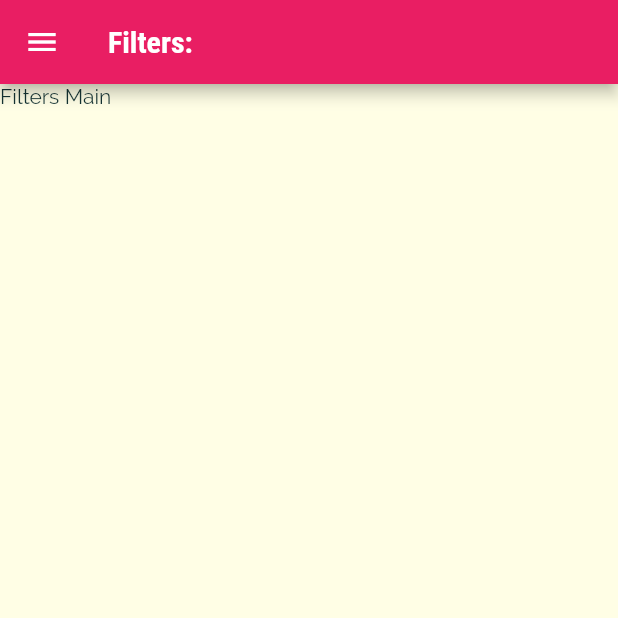
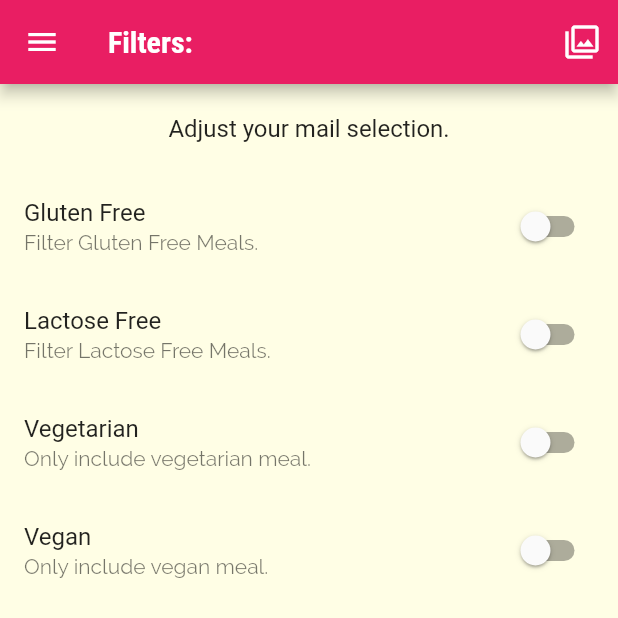
Before and after one commit to denbarkin/flutter-meal-app, a Flutter app: the FiltersScreen screen opened by its route, on a phone screen of 412 x 824 dp, the top half of it. Run offline on Flutter 3.47's test engine with Material 2 defaults, Android fonts, the phone set to English and light mode, and no system bars.

Commit message:
Filters completed...

```diff
--- a/lib/main.dart
+++ b/lib/main.dart
@@ -1,15 +1,44 @@
 import 'package:flutter/material.dart';
+import 'package:mealapp/dummy_data.dart';
 import 'package:mealapp/screens/category_meals_screen.dart';
 import 'package:mealapp/screens/filters_screen.dart';
 import 'package:mealapp/screens/meal_detail_screen.dart';
 import 'package:mealapp/screens/tabs_screen.dart';
-
-import 'screens/categories_screen.dart';
+import './models/meal.dart';
 
 void main() => runApp(const MyApp());
 
-class MyApp extends StatelessWidget {
+class MyApp extends StatefulWidget {
   const MyApp({super.key});
+
+  @override
+  State<MyApp> createState() => _MyAppState();
+}
+
+class _MyAppState extends State<MyApp> {
+  Map<String, bool> _filters = {
+    "gluten": false,
+    "lactose": false,
+    "vegan": false,
+    "vegetarian": false,
+  };
+
+  late List<Meal> _availableMeals = DUMMY_MEALS;
+
+  void _setFilters(Map<String, bool> filterData) {
+    setState(() {
+      _filters = filterData;
+
+      _availableMeals = DUMMY_MEALS.where((meal) {
+        if (_filters['gluten'] == true && !meal.isGlutenFree) return false;
+        if (_filters['lactose'] == true && !meal.isLactoseFree) return false;
+        if (_filters['vegetarian'] == true && !meal.isVegetarian) return false;
+        if (_filters['vegan'] == true && !meal.isVegan) return false;
+
+        return false;
+      }).toList();
+    });
+  }
 
   @override
   Widget build(BuildContext context) {
@@ -35,16 +64,21 @@ class MyApp extends StatelessWidget {
       ),
       //home: const CategoriesScreen(),
       routes: <String, WidgetBuilder>{
-        '/': (context) => const TabsScreen(), // Same as HomeScreen
-        CategoryMealScreen.routeName: (ctx) => const CategoryMealScreen(),
+        '/': (ctx) => const TabsScreen(), // Same as HomeScreen
+        CategoryMealScreen.routeName: (ctx) =>
+            CategoryMealScreen(availableMeals: _availableMeals),
         MealDetailScreen.routeName: (ctx) => const MealDetailScreen(),
-        FiltersScreen.routeName: (context) => const FiltersScreen()
+        FiltersScreen.routeName: (ctx) => FiltersScreen(
+              filters: _filters,
+              saveHandler: _setFilters,
+            )
       },
-      onUnknownRoute: (settings) {
-        MaterialPageRoute(
-          builder: (context) => const CategoryMealScreen(),
-        );
-      },
+      // onUnknownRoute: (settings) {
+      //   MaterialPageRoute(
+      //     builder: (context) => const CategoryMealScreen(),
+      //   );
+      //   return null;
+      // },
     );
   }
 }
--- a/lib/screens/filters_screen.dart
+++ b/lib/screens/filters_screen.dart
@@ -1,19 +1,108 @@
 import 'package:flutter/material.dart';
 import 'package:mealapp/widgets/main_drawer.dart';
 
-class FiltersScreen extends StatelessWidget {
+class FiltersScreen extends StatefulWidget {
   static const routeName = "/filters";
+  final Function saveHandler;
+  final Map<String, bool> filters;
+  const FiltersScreen(
+      {super.key, required this.filters, required this.saveHandler});
 
-  const FiltersScreen({super.key});
+  @override
+  State<FiltersScreen> createState() => _FiltersScreenState();
+}
+
+class _FiltersScreenState extends State<FiltersScreen> {
+  bool _glutenFree = false;
+  bool _vegetarian = false;
+  bool _vegan = false;
+  bool _lactoseFree = false;
+
+  @override
+  void initState() {
+    _glutenFree = widget.filters['gluten'] ?? true;
+    _lactoseFree = widget.filters['lactose'] ?? false;
+    _vegan = widget.filters['vegan'] ?? true;
+    _vegetarian = widget.filters['vegetarian'] ?? false;
+
+    super.initState();
+  }
+
+  Widget _buildSwitchListTitle(String title, String description,
+      bool currentValue, Function? updateValue) {
+    return SwitchListTile(
+      title: Text(title),
+      subtitle: Text(description),
+      value: currentValue,
+      onChanged: ((value) {
+        updateValue!(value);
+      }),
+    );
+  }
 
   @override
   Widget build(BuildContext context) {
     return Scaffold(
       drawer: MainDrawer(),
-      appBar: AppBar(
-        title: Text('Filters:'),
+      appBar: AppBar(title: const Text('Filters:'), actions: <Widget>[
+        IconButton(
+          icon: const Icon(Icons.filter),
+          tooltip: 'Filter Meals',
+          onPressed: () {
+            Map<String, bool> selectedFilters = {
+              "gluten": _glutenFree,
+              "lactose": _lactoseFree,
+              "vegan": _vegan,
+              "vegetarian": _vegetarian,
+            };
+            print(selectedFilters);
+            widget.saveHandler(selectedFilters);
+          },
+        ),
+      ]),
+      body: Column(
+        children: [
+          Container(
+            padding: const EdgeInsets.all(20),
+            child: Text(
+              'Adjust your mail selection.',
+              style: Theme.of(context).textTheme.titleMedium,
+            ),
+          ),
+          Expanded(
+              child: ListView(
+            children: [
+              _buildSwitchListTitle(
+                  "Gluten Free", "Filter Gluten Free Meals.", _glutenFree,
+                  (value) {
+                setState(() {
+                  _glutenFree = value;
+                });
+              }),
+              _buildSwitchListTitle(
+                  "Lactose Free", "Filter Lactose Free Meals.", _lactoseFree,
+                  (value) {
+                setState(() {
+                  _lactoseFree = value;
+                });
+              }),
+              _buildSwitchListTitle(
+                  "Vegetarian", "Only include vegetarian meal.", _vegetarian,
+                  (value) {
+                setState(() {
+                  _vegetarian = value;
+                });
+              }),
+              _buildSwitchListTitle("Vegan", "Only include vegan meal.", _vegan,
+                  (value) {
+                setState(() {
+                  _vegan = value;
+                });
+              }),
+            ],
+          ))
+        ],
       ),
-      body: const Text('Filters Main'),
     );
   }
 }
```
Also changed, not shown: lib/screens/category_meals_screen.dart (+57 -16 lines), lib/screens/meal_detail_screen.dart (+6 -6 lines), lib/widgets/meal_item.dart (+9 -3 lines).
